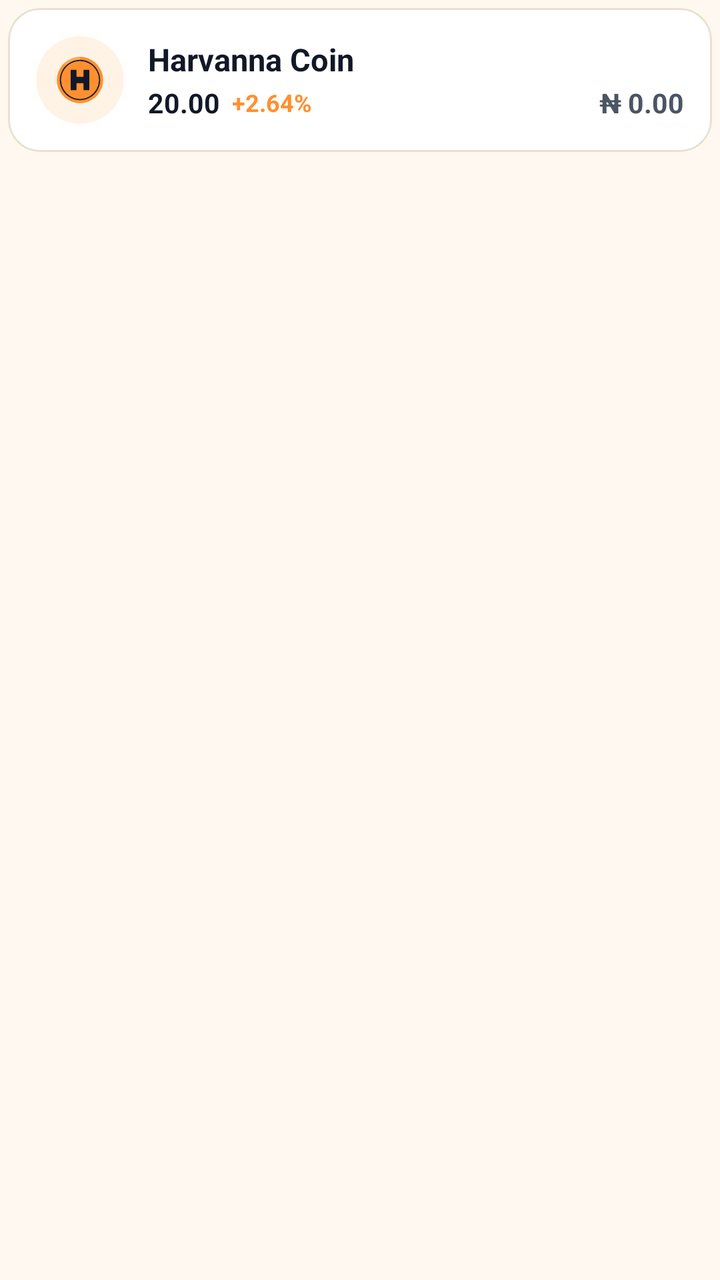
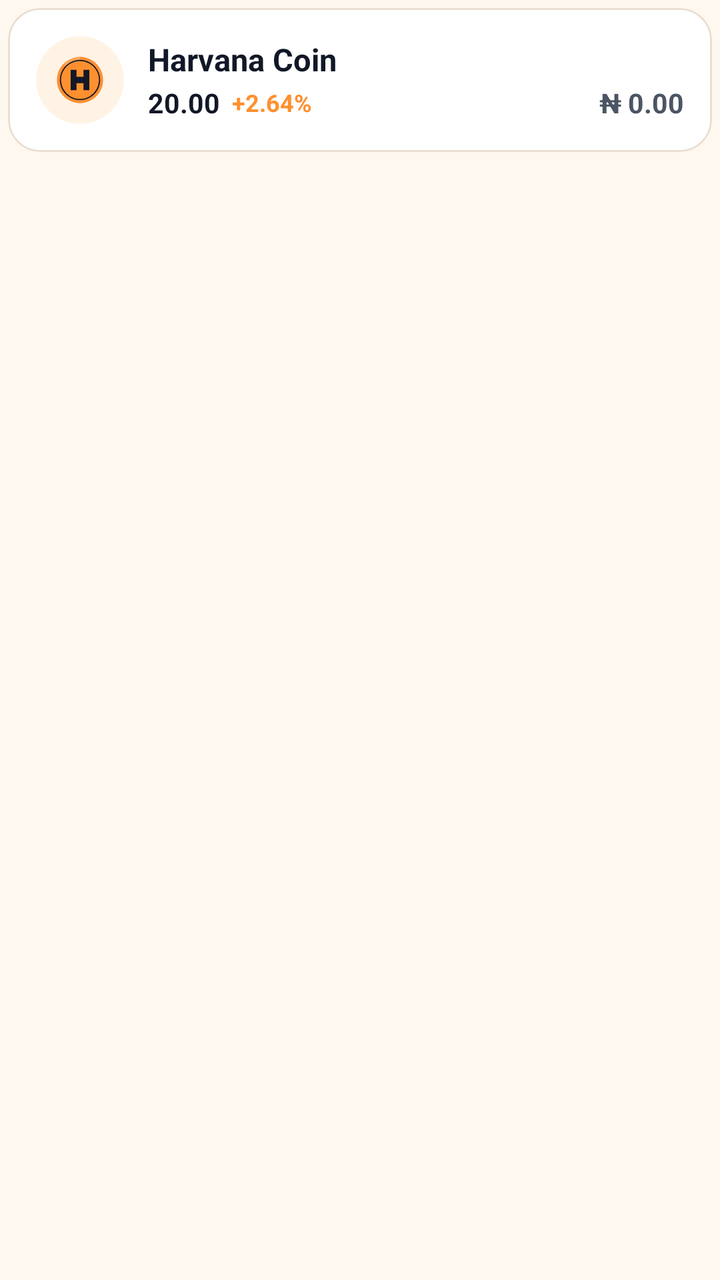

Two renders of the same Android screen: before a commit and after it. Below are the layout's source before the change and the commit's diff.
<!-- AndroidManifest.xml: application theme AppTheme -->
<!-- res/layout/coin_list_card.xml -->
<LinearLayout
	xmlns:android="http://schemas.android.com/apk/res/android"
	xmlns:app="http://schemas.android.com/apk/res-auto"
	xmlns:tools="http://schemas.android.com/tools"
	android:id="@+id/ll_asset_container"
	android:layout_width="match_parent"
	android:layout_height="wrap_content"
	android:orientation="vertical">
	<com.google.android.material.card.MaterialCardView
		android:id="@+id/cardview1"
		android:layout_width="match_parent"
		android:layout_height="wrap_content"
		android:layout_marginLeft="4dp"
		android:layout_marginTop="4dp"
		android:layout_marginRight="4dp"
		app:cardBackgroundColor="@color/colorSurface"
		app:cardCornerRadius="16dp"
		app:cardElevation="0dp"
		app:strokeWidth="1dp"
		app:strokeColor="@color/colorCardStroke">
		<LinearLayout
			android:id="@+id/linear7"
			android:layout_width="match_parent"
			android:layout_height="wrap_content"
			android:padding="14dp"
			android:gravity="center_vertical"
			android:orientation="horizontal">
			<androidx.cardview.widget.CardView
				android:id="@+id/cardview_logo"
				android:layout_width="44dp"
				android:layout_height="44dp"
				app:cardBackgroundColor="@color/colorSurfaceAlt"
				app:cardCornerRadius="360dp"
				app:cardElevation="0dp">
				<ImageView
					android:id="@+id/iv_asset_logo"
					android:layout_width="match_parent"
					android:layout_height="match_parent"
					android:padding="10dp"
					android:src="@drawable/ic_coin_harv"
					android:scaleType="centerInside"
					android:focusable="false" />
			</androidx.cardview.widget.CardView>
			<LinearLayout
				android:id="@+id/ll_asset_details"
				android:layout_width="0dp"
				android:layout_height="wrap_content"
				android:orientation="vertical"
				android:layout_weight="1"
				android:layout_marginStart="12dp">
				<TextView
					android:id="@+id/tv_asset_name"
					android:layout_width="wrap_content"
					android:layout_height="wrap_content"
					android:text="Harvanna Coin"
					android:textStyle="bold"
					android:textColor="@color/colorTextPrimary"
					android:textSize="15.5sp"
					android:focusable="false" />
				<LinearLayout
					android:id="@+id/linear6"
					android:layout_width="match_parent"
					android:layout_height="wrap_content"
					android:layout_marginTop="2dp"
					android:gravity="center_vertical"
					android:orientation="horizontal">
					<TextView
						android:id="@+id/tv_asset_balance"
						android:layout_width="wrap_content"
						android:layout_height="wrap_content"
						android:text="20.00"
						android:textStyle="bold"
						android:textColor="@color/colorTextPrimary"
						android:textSize="13.5sp"
						android:focusable="false" />
					<TextView
						android:id="@+id/tv_asset_symbol"
						android:layout_width="wrap_content"
						android:layout_height="wrap_content"
						android:text="+2.64%"
						android:textSize="12sp"
						android:textStyle="bold"
						android:textColor="@color/colorAccent"
						android:layout_weight="1"
						android:focusable="false"
						android:paddingStart="6dp" />
					<TextView
						android:id="@+id/tv_asset_amount"
						android:layout_width="wrap_content"
						android:layout_height="wrap_content"
						android:text="₦ 0.00"
						android:textStyle="bold"
						android:textColor="@color/colorTextSecondary"
						android:textSize="13.5sp"
						android:focusable="false" />
				</LinearLayout>
			</LinearLayout>
		</LinearLayout>
	</com.google.android.material.card.MaterialCardView>
</LinearLayout>
<!-- resources referenced by this layout -->
<resources>
  <style name="AppTheme" parent="Theme.MaterialComponents.DayNight.NoActionBar">
          
          <item name="android:textViewStyle">@style/HarvannaTextView</item>
          <item name="appBarColor">@color/colorAccent</item>
          <item name="onAppBarColor">@color/colorTextOnAccent</item>
          <item name="colorSecondary">@color/colorAccent</item>
          <item name="colorOnSecondary">@color/colorTextOnAccent</item>
          <item name="colorPrimaryVariant">@color/colorAccentDark</item>
          <item name="colorSecondaryVariant">@color/colorAccentDark</item>
          <item name="colorError">@color/colorError</item>
          <item name="colorOnError">@color/colorTextPrimaryWhite</item>
          <item name="colorControlActivated">@color/colorAccent</item>
          <item name="colorControlNormal">@color/colorControlNormal</item>
          <item name="colorControlHighlight">@color/colorAccentRipple</item>
          <item name="android:textColorHighlight">@color/colorAccentStroke</item>
          <item name="android:textColorLink">@color/colorAccentStrong</item>
          <item name="android:editTextColor">@color/colorTextPrimary</item>
          <item name="android:navigationBarColor">@color/colorBackground</item>
          <item name="colorPrimary">@color/colorAccent</item>
          <item name="colorPrimaryDark">@color/colorAccentStrong</item>
          <item name="colorAccent">@color/colorAccent</item>
          <item name="colorSurface">@color/colorSurface</item>
          <item name="colorOnPrimary">@color/colorTextOnAccent</item>
          <item name="colorOnSurface">@color/colorTextPrimary</item>
          <item name="colorOnBackground">@color/colorTextPrimary</item>
          <item name="colorOnSurfaceVariant">@color/colorTextSecondary</item>
          <item name="android:textColorPrimary">@color/colorTextPrimary</item>
          <item name="android:textColorSecondary">@color/colorTextSecondary</item>
          <item name="android:textColorHint">@color/colorTextTertiary</item>
          <item name="android:statusBarColor">?attr/appBarColor</item>
          <item name="android:windowLightStatusBar">true</item>
          <item name="android:windowBackground">@color/colorBackground</item>
          <item name="alertDialogTheme">@style/HarvannaAlertDialog</item>
          <item name="materialAlertDialogTheme">@style/HarvannaAlertDialog</item>
          <item name="bottomSheetDialogTheme">@style/HarvannaBottomSheetDialog</item>
      </style>
  <style name="HarvannaTextView" parent="android:Widget.TextView">
          <item name="android:textColor">@color/colorTextPrimary</item>
      </style>
  <style name="HarvannaAlertDialog" parent="ThemeOverlay.MaterialComponents.MaterialAlertDialog">
          <item name="colorPrimary">@color/colorAccent</item>
          <item name="colorAccent">@color/colorAccent</item>
          <item name="colorSurface">@color/colorSurface</item>
          <item name="colorOnPrimary">@color/colorTextOnAccent</item>
          <item name="colorOnSurface">@color/colorTextPrimary</item>
          <item name="android:textColorPrimary">@color/colorTextPrimary</item>
          <item name="android:textColor">@color/colorTextPrimary</item>
          <item name="android:windowBackground">@color/colorSurface</item>
          <item name="buttonBarPositiveButtonStyle">@style/HarvannaDialogButton</item>
          <item name="buttonBarNegativeButtonStyle">@style/HarvannaDialogButton</item>
          <item name="buttonBarNeutralButtonStyle">@style/HarvannaDialogButton</item>
      </style>
  <style name="HarvannaBottomSheetDialog" parent="ThemeOverlay.MaterialComponents.BottomSheetDialog">
          <item name="android:windowIsFloating">false</item>
          <item name="android:windowBackground">@android:color/transparent</item>
          <item name="android:background">@android:color/transparent</item>
          <item name="android:backgroundDimEnabled">true</item>
          <item name="colorPrimary">@color/colorAccent</item>
          <item name="colorAccent">@color/colorAccent</item>
          <item name="colorSurface">@color/colorSurface</item>
          <item name="colorOnPrimary">@color/colorTextOnAccent</item>
          <item name="colorOnSurface">@color/colorTextPrimary</item>
          <item name="colorOnSurfaceVariant">@color/colorTextSecondary</item>
          <item name="android:textColorPrimary">@color/colorTextPrimary</item>
          <item name="bottomSheetStyle">@style/HarvannaBottomSheetStyle</item>
      </style>
  <style name="HarvannaDialogButton" parent="Widget.MaterialComponents.Button.TextButton.Dialog">
          <item name="android:textColor">@color/colorAccent</item>
          <item name="android:minHeight">48dp</item>
      </style>
  <style name="HarvannaBottomSheetStyle" parent="Widget.MaterialComponents.BottomSheet.Modal">
          <item name="backgroundTint">?attr/colorSurface</item>
          <item name="shapeAppearanceOverlay">@style/HarvannaBottomSheetShape</item>
      </style>
  <style name="HarvannaBottomSheetShape" parent="">
          <item name="cornerFamily">rounded</item>
          <item name="cornerSizeTopLeft">20dp</item>
          <item name="cornerSizeTopRight">20dp</item>
          <item name="cornerSizeBottomLeft">0dp</item>
          <item name="cornerSizeBottomRight">0dp</item>
      </style>
  <!-- unchanged entries left out for length: 17 -->
</resources>

<!-- the commit's change to res/layout/coin_list_card.xml (unified diff, before → after) -->
@@ -52,7 +52,7 @@
 					android:id="@+id/tv_asset_name"
 					android:layout_width="wrap_content"
 					android:layout_height="wrap_content"
-					android:text="Harvanna Coin"
+					android:text="Harvana Coin"
 					android:textStyle="bold"
 					android:textColor="@color/colorTextPrimary"
 					android:textSize="15.5sp"
<!-- resource entries referenced after the edit -->
@@ -2,7 +2,7 @@
 <resources>
   <style name="AppTheme" parent="Theme.MaterialComponents.DayNight.NoActionBar">
           
-          <item name="android:textViewStyle">@style/HarvannaTextView</item>
+          <item name="android:textViewStyle">@style/HarvanaTextView</item>
           <item name="appBarColor">@color/colorAccent</item>
           <item name="onAppBarColor">@color/colorTextOnAccent</item>
           <item name="colorSecondary">@color/colorAccent</item>
@@ -32,14 +32,14 @@
           <item name="android:statusBarColor">?attr/appBarColor</item>
           <item name="android:windowLightStatusBar">true</item>
           <item name="android:windowBackground">@color/colorBackground</item>
-          <item name="alertDialogTheme">@style/HarvannaAlertDialog</item>
-          <item name="materialAlertDialogTheme">@style/HarvannaAlertDialog</item>
-          <item name="bottomSheetDialogTheme">@style/HarvannaBottomSheetDialog</item>
+          <item name="alertDialogTheme">@style/HarvanaAlertDialog</item>
+          <item name="materialAlertDialogTheme">@style/HarvanaAlertDialog</item>
+          <item name="bottomSheetDialogTheme">@style/HarvanaBottomSheetDialog</item>
       </style>
-  <style name="HarvannaTextView" parent="android:Widget.TextView">
+  <style name="HarvanaTextView" parent="android:Widget.TextView">
           <item name="android:textColor">@color/colorTextPrimary</item>
       </style>
-  <style name="HarvannaAlertDialog" parent="ThemeOverlay.MaterialComponents.MaterialAlertDialog">
+  <style name="HarvanaAlertDialog" parent="ThemeOverlay.MaterialComponents.MaterialAlertDialog">
           <item name="colorPrimary">@color/colorAccent</item>
           <item name="colorAccent">@color/colorAccent</item>
           <item name="colorSurface">@color/colorSurface</item>
@@ -48,11 +48,11 @@
           <item name="android:textColorPrimary">@color/colorTextPrimary</item>
           <item name="android:textColor">@color/colorTextPrimary</item>
           <item name="android:windowBackground">@color/colorSurface</item>
-          <item name="buttonBarPositiveButtonStyle">@style/HarvannaDialogButton</item>
-          <item name="buttonBarNegativeButtonStyle">@style/HarvannaDialogButton</item>
-          <item name="buttonBarNeutralButtonStyle">@style/HarvannaDialogButton</item>
+          <item name="buttonBarPositiveButtonStyle">@style/HarvanaDialogButton</item>
+          <item name="buttonBarNegativeButtonStyle">@style/HarvanaDialogButton</item>
+          <item name="buttonBarNeutralButtonStyle">@style/HarvanaDialogButton</item>
       </style>
-  <style name="HarvannaBottomSheetDialog" parent="ThemeOverlay.MaterialComponents.BottomSheetDialog">
+  <style name="HarvanaBottomSheetDialog" parent="ThemeOverlay.MaterialComponents.BottomSheetDialog">
           <item name="android:windowIsFloating">false</item>
           <item name="android:windowBackground">@android:color/transparent</item>
           <item name="android:background">@android:color/transparent</item>
@@ -64,17 +64,17 @@
           <item name="colorOnSurface">@color/colorTextPrimary</item>
           <item name="colorOnSurfaceVariant">@color/colorTextSecondary</item>
           <item name="android:textColorPrimary">@color/colorTextPrimary</item>
-          <item name="bottomSheetStyle">@style/HarvannaBottomSheetStyle</item>
+          <item name="bottomSheetStyle">@style/HarvanaBottomSheetStyle</item>
       </style>
-  <style name="HarvannaDialogButton" parent="Widget.MaterialComponents.Button.TextButton.Dialog">
+  <style name="HarvanaDialogButton" parent="Widget.MaterialComponents.Button.TextButton.Dialog">
           <item name="android:textColor">@color/colorAccent</item>
           <item name="android:minHeight">48dp</item>
       </style>
-  <style name="HarvannaBottomSheetStyle" parent="Widget.MaterialComponents.BottomSheet.Modal">
+  <style name="HarvanaBottomSheetStyle" parent="Widget.MaterialComponents.BottomSheet.Modal">
           <item name="backgroundTint">?attr/colorSurface</item>
-          <item name="shapeAppearanceOverlay">@style/HarvannaBottomSheetShape</item>
+          <item name="shapeAppearanceOverlay">@style/HarvanaBottomSheetShape</item>
       </style>
-  <style name="HarvannaBottomSheetShape" parent="">
+  <style name="HarvanaBottomSheetShape" parent="">
           <item name="cornerFamily">rounded</item>
           <item name="cornerSizeTopLeft">20dp</item>
           <item name="cornerSizeTopRight">20dp</item>
